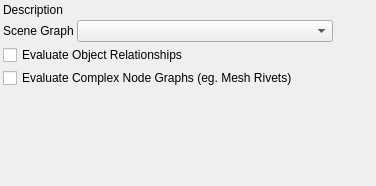
Qt form python/mmSolver/tools/solver/widget/solver_basic_widget.ui (david-cattermole/mayaMatchMoveSolver) before a commit.
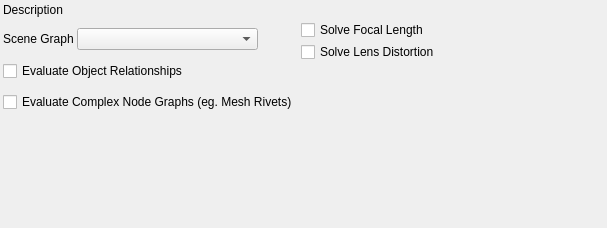
The same form after that commit.

Commit message: Solver UI can filter focal length or lens distortion attrs

Patch:
```diff
--- a/python/mmSolver/tools/solver/widget/solver_basic_widget.ui
+++ b/python/mmSolver/tools/solver/widget/solver_basic_widget.ui
@@ -6,8 +6,8 @@
    <rect>
     <x>0</x>
     <y>0</y>
-    <width>376</width>
-    <height>186</height>
+    <width>607</width>
+    <height>228</height>
    </rect>
   </property>
   <property name="windowTitle">
@@ -43,7 +43,9 @@
     <layout class="QHBoxLayout" name="frameRange_layout"/>
    </item>
    <item>
-    <layout class="QVBoxLayout" name="options_layout">
+    <layout class="QHBoxLayout" name="options_layout">
+     <item>
+      <layout class="QVBoxLayout" name="options1_layout">
      <item>
       <layout class="QHBoxLayout" name="sceneGraphMode_layout">
        <item>
@@ -94,6 +96,61 @@
         <string>Evaluate Complex Node Graphs (eg. Mesh Rivets)</string>
        </property>
       </widget>
+       </item>
+      </layout>
+     </item>
+     <item>
+      <layout class="QVBoxLayout" name="options2_layout">
+       <property name="spacing">
+        <number>2</number>
+       </property>
+       <item>
+        <widget class="QCheckBox" name="solveFocalLength_checkBox">
+         <property name="text">
+          <string>Solve Focal Length</string>
+         </property>
+        </widget>
+       </item>
+       <item>
+        <widget class="QCheckBox" name="solveLensDistortion_checkBox">
+         <property name="text">
+          <string>Solve Lens Distortion</string>
+         </property>
+        </widget>
+       </item>
+       <item>
+        <spacer name="verticalSpacer_5">
+         <property name="orientation">
+          <enum>Qt::Vertical</enum>
+         </property>
+         <property name="sizeType">
+          <enum>QSizePolicy::MinimumExpanding</enum>
+         </property>
+         <property name="sizeHint" stdset="0">
+          <size>
+           <width>10</width>
+           <height>1</height>
+          </size>
+         </property>
+        </spacer>
+       </item>
+      </layout>
+     </item>
+     <item>
+      <spacer name="horizontalSpacer_2">
+       <property name="orientation">
+        <enum>Qt::Horizontal</enum>
+       </property>
+       <property name="sizeType">
+        <enum>QSizePolicy::Expanding</enum>
+       </property>
+       <property name="sizeHint" stdset="0">
+        <size>
+         <width>128</width>
+         <height>20</height>
+        </size>
+       </property>
+      </spacer>
      </item>
     </layout>
    </item>
```
Lines whose indentation alone changed are shown as unchanged. The commit also changes 9 other files.
